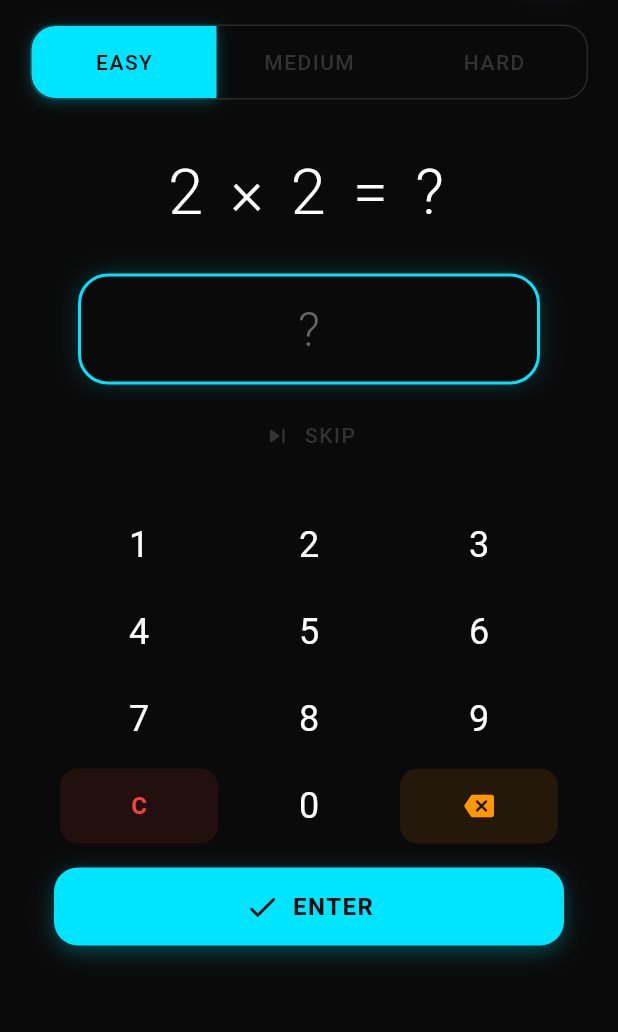
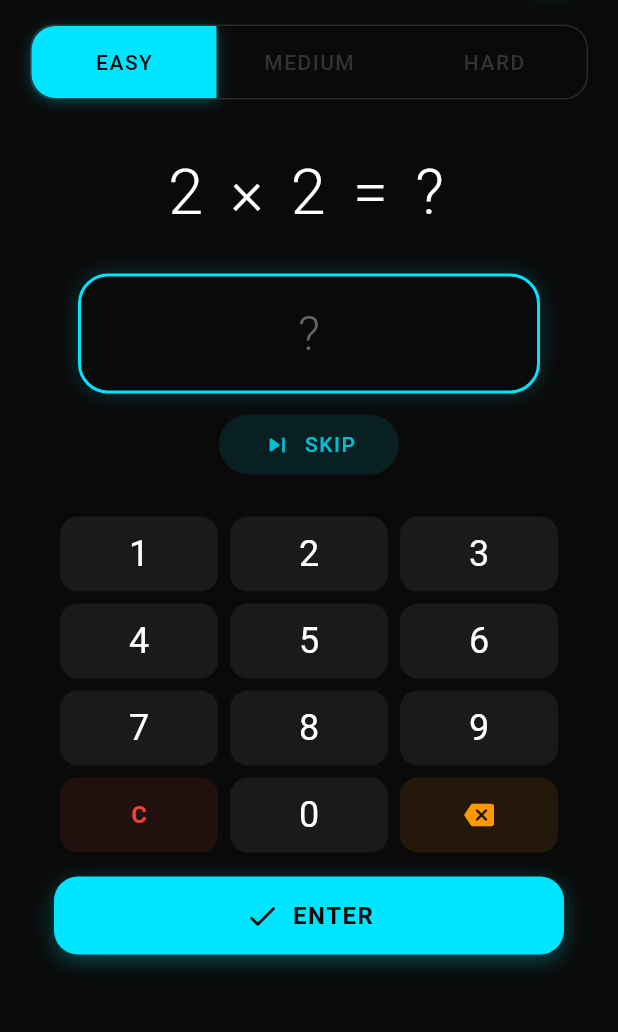
Before and after one commit to fresh-milkshake/bullet-math, a Flutter app: the screen it shows after launch, after a tap on "SKIP", after a tap on "EASY", on a phone screen of 412 x 824 dp, the part 115-1147 px from its top. Run offline on Flutter 3.47's test engine with Material 3 defaults, Android fonts, the light colour scheme and no system bars.

Commit message:
refactor: math screen and number input pad styles
- lowered "advance to next problem" animation duration
- added bg to num pad buttons
- made input field height fixed

```diff
--- a/lib/core/app_constants.dart
+++ b/lib/core/app_constants.dart
@@ -42,7 +42,7 @@ class AppDurations {
   static const Duration fast = Duration(milliseconds: 150);
   static const Duration normal = Duration(milliseconds: 200);
   static const Duration slow = Duration(milliseconds: 300);
-  static const Duration autoAdvance = Duration(milliseconds: 1500);
+  static const Duration autoAdvance = Duration(milliseconds: 800);
 }
 
 class AppTextStyles {
--- a/lib/screens/math_screen.dart
+++ b/lib/screens/math_screen.dart
@@ -218,7 +218,13 @@ class _MathScreenState extends State<MathScreen>
             ),
             child: Column(
               children: [
-                Text(_activeProblem.questionText, style: AppTextStyles.questionText, textAlign: TextAlign.center),
+                Text(
+                  _isShowingResult && !_isAnswerCorrect
+                    ? '${_activeProblem.firstOperand} ${_activeProblem.operation.symbol} ${_activeProblem.secondOperand} = ${_activeProblem.correctAnswer}'
+                    : _activeProblem.questionText,
+                  style: AppTextStyles.questionText,
+                  textAlign: TextAlign.center
+                ),
                 const SizedBox(height: 24),
                 _InteractiveAnswerInput(
                   userAnswer: _userInput,
@@ -226,17 +232,6 @@ class _MathScreenState extends State<MathScreen>
                   isCorrect: _isAnswerCorrect,
                   correctAnswer: _activeProblem.correctAnswer,
                 ),
-                if (_isShowingResult && !_isAnswerCorrect) ...[
-                  const SizedBox(height: AppSizes.paddingMedium),
-                  Text(
-                    '${_activeProblem.correctAnswer}',
-                    style: const TextStyle(
-                      fontSize: 24,
-                      color: AppColors.success,
-                      fontWeight: FontWeight.w500,
-                    ),
-                  ),
-                ],
               ],
             ),
           ),
@@ -248,12 +243,14 @@ class _MathScreenState extends State<MathScreen>
   Widget _buildSkipButton() {
     return SizedBox(
       height: AppSizes.buttonHeight,
-      child: AnimatedOpacity(
-        opacity: _isShowingResult ? 0.5 : 1.0,
-        duration: AppDurations.normal,
-        child: _InteractiveSkipButton(
-          onPressed: _isShowingResult ? null : _skipCurrentProblem,
-          enabled: !_isShowingResult,
+      child: Center(
+        child: SizedBox(
+          width: 120,
+          height: 40,
+          child: _InteractiveSkipButton(
+            onPressed: _isShowingResult ? null : _skipCurrentProblem,
+            enabled: !_isShowingResult,
+          ),
         ),
       ),
     );
@@ -291,9 +288,9 @@ class _InteractiveSkipButtonState extends State<_InteractiveSkipButton> {
       return AppColors.backgroundDark;
     }
     if (_isHovered) {
-      return AppColors.surfaceDark;
+      return AppColors.accent.withOpacity(0.2);
     }
-    return AppColors.backgroundDark;
+    return AppColors.accent.withOpacity(0.1);
   }
 
   Color get _textColor {
@@ -301,9 +298,9 @@ class _InteractiveSkipButtonState extends State<_InteractiveSkipButton> {
       return AppColors.textTertiary;
     }
     if (_isHovered) {
-      return AppColors.textSecondary;
+      return AppColors.accent;
     }
-    return AppColors.textTertiary;
+    return AppColors.accent.withOpacity(0.8);
   }
 
   @override
@@ -313,9 +310,7 @@ class _InteractiveSkipButtonState extends State<_InteractiveSkipButton> {
       onExit: widget.enabled ? (_) => setState(() => _isHovered = false) : null,
       child: GestureDetector(
         onTap: widget.onPressed,
-        child: AnimatedContainer(
-          duration: AppDurations.normal,
-          curve: Curves.easeOut,
+        child: Container(
           width: double.infinity,
           height: AppSizes.buttonHeight,
           decoration: BoxDecoration(
@@ -331,16 +326,14 @@ class _InteractiveSkipButtonState extends State<_InteractiveSkipButton> {
                 color: _textColor,
               ),
               const SizedBox(width: 8),
-              AnimatedDefaultTextStyle(
-                duration: AppDurations.normal,
-                curve: Curves.easeOut,
+              Text(
+                'SKIP',
                 style: TextStyle(
                   fontSize: 14,
                   fontWeight: FontWeight.w500,
                   letterSpacing: 1,
                   color: _textColor,
                 ),
-                child: const Text('SKIP'),
               ),
             ],
           ),
@@ -410,6 +403,7 @@ class _InteractiveAnswerInputState extends State<_InteractiveAnswerInput> {
         duration: AppDurations.normal,
         curve: Curves.easeOut,
         width: double.infinity,
+        height: 80, // Фиксированная высота поля ввода
         padding: const EdgeInsets.symmetric(
           horizontal: AppSizes.paddingXLarge,
           vertical: AppSizes.paddingMedium,
--- a/lib/services/math_service.dart
+++ b/lib/services/math_service.dart
@@ -4,90 +4,90 @@ import '../models/difficulty_level.dart';
 
 /// Service for generating mathematical problems.
 class MathProblemGenerator {
-  static final Random _randomNumberGenerator = Random();
+  static final Random _rng = Random();
 
   /// Generates a new math problem for the given difficulty.
-  static MathProblem generateProblem(DifficultyLevel difficulty) {
-    final operation = _selectRandomOperation();
-
-    switch (operation) {
+  static MathProblem generateProblem(
+    DifficultyLevel difficulty, {
+    MathOperation? operation,
+  }) {
+    final op = operation ?? _randomOperationForDifficulty(difficulty);
+    switch (op) {
       case MathOperation.addition:
-        return _createAdditionProblem(difficulty);
+        return _additionProblem(difficulty);
       case MathOperation.subtraction:
-        return _createSubtractionProblem(difficulty);
+        return _subtractionProblem(difficulty);
       case MathOperation.multiplication:
-        return _createMultiplicationProblem(difficulty);
+        return _multiplicationProblem(difficulty);
       case MathOperation.division:
-        return _createDivisionProblem(difficulty);
+        return _divisionProblem(difficulty);
     }
   }
 
-  /// Randomly selects a math operation.
-  static MathOperation _selectRandomOperation() {
-    final operationIndex =
-        _randomNumberGenerator.nextInt(MathOperation.values.length);
-    return MathOperation.values[operationIndex];
+  /// Randomly selects a math operation, optionally weighted by difficulty.
+  static MathOperation _randomOperationForDifficulty(
+    DifficultyLevel difficulty,
+  ) {
+    // Optionally, weight operations by difficulty for a better experience.
+    // For now, all operations are equally likely.
+    const ops = MathOperation.values;
+    return ops[_rng.nextInt(ops.length)];
   }
 
   /// Creates an addition problem.
-  static MathProblem _createAdditionProblem(DifficultyLevel difficulty) {
-    final maxOperandValue = difficulty.maxNumber;
-    final firstOperand = _randomNumberGenerator.nextInt(maxOperandValue) + 1;
-    final secondOperand = _randomNumberGenerator.nextInt(maxOperandValue) + 1;
-    final result = firstOperand + secondOperand;
-
+  static MathProblem _additionProblem(DifficultyLevel difficulty) {
+    final max = difficulty.maxNumber;
+    final a = _rng.nextInt(max) + 1;
+    final b = _rng.nextInt(max) + 1;
     return MathProblem(
-      firstOperand: firstOperand,
-      secondOperand: secondOperand,
+      firstOperand: a,
+      secondOperand: b,
       operation: MathOperation.addition,
-      correctAnswer: result,
+      correctAnswer: a + b,
       difficulty: difficulty,
     );
   }
 
-  /// Creates a subtraction problem, ensuring the result is always positive.
-  static MathProblem _createSubtractionProblem(DifficultyLevel difficulty) {
-    final maxOperandValue = difficulty.maxNumber;
-    final firstOperand = _randomNumberGenerator.nextInt(maxOperandValue) + 1;
-    final secondOperand = _randomNumberGenerator.nextInt(firstOperand) + 1;
-    final result = firstOperand - secondOperand;
-
+  /// Creates a subtraction problem, ensuring the result is non-negative.
+  static MathProblem _subtractionProblem(DifficultyLevel difficulty) {
+    final max = difficulty.maxNumber;
+    int a = _rng.nextInt(max) + 1;
+    int b = _rng.nextInt(max) + 1;
+    if (b > a) {
+      // Swap to avoid negative results
+      final tmp = a;
+      a = b;
+      b = tmp;
+    }
     return MathProblem(
-      firstOperand: firstOperand,
-      secondOperand: secondOperand,
+      firstOperand: a,
+      secondOperand: b,
       operation: MathOperation.subtraction,
-      correctAnswer: result,
+      correctAnswer: a - b,
       difficulty: difficulty,
     );
   }
 
   /// Creates a multiplication problem.
-  static MathProblem _createMultiplicationProblem(DifficultyLevel difficulty) {
-    final maxOperandValue = _getMultiplicationMaxValue(difficulty);
-
-    final firstOperand = _randomNumberGenerator.nextInt(maxOperandValue) + 1;
-    final secondOperand = _randomNumberGenerator.nextInt(maxOperandValue) + 1;
-    final result = firstOperand * secondOperand;
-
+  static MathProblem _multiplicationProblem(DifficultyLevel difficulty) {
+    final max = _multiplicationMax(difficulty);
+    final a = _rng.nextInt(max) + 1;
+    final b = _rng.nextInt(max) + 1;
     return MathProblem(
-      firstOperand: firstOperand,
-      secondOperand: secondOperand,
+      firstOperand: a,
+      secondOperand: b,
       operation: MathOperation.multiplication,
-      correctAnswer: result,
+      correctAnswer: a * b,
       difficulty: difficulty,
     );
   }
 
   /// Creates a division problem that always results in a whole number.
-  static MathProblem _createDivisionProblem(DifficultyLevel difficulty) {
-    final limits = _getDivisionLimits(difficulty);
-    final maxDivisorValue = limits.maxDivisor;
-    final maxQuotientValue = limits.maxQuotient;
-
-    final divisor = _randomNumberGenerator.nextInt(maxDivisorValue - 1) + 2; // Min divisor is 2
-    final quotient = _randomNumberGenerator.nextInt(maxQuotientValue) + 1;
+  static MathProblem _divisionProblem(DifficultyLevel difficulty) {
+    final limits = _divisionLimits(difficulty);
+    final divisor = _rng.nextInt(limits.maxDivisor - 1) + 2; // Min divisor is 2
+    final quotient = _rng.nextInt(limits.maxQuotient) + 1;
     final dividend = divisor * quotient;
-
     return MathProblem(
       firstOperand: dividend,
       secondOperand: divisor,
@@ -98,7 +98,7 @@ class MathProblemGenerator {
   }
 
   /// Returns the max operand value for multiplication to keep results manageable.
-  static int _getMultiplicationMaxValue(DifficultyLevel difficulty) {
+  static int _multiplicationMax(DifficultyLevel difficulty) {
     switch (difficulty) {
       case DifficultyLevel.easy:
         return 5;
@@ -110,14 +110,14 @@ class MathProblemGenerator {
   }
 
   /// Returns the divisor and quotient limits for division based on difficulty.
-  static _DivisionLimits _getDivisionLimits(DifficultyLevel difficulty) {
+  static _DivisionLimits _divisionLimits(DifficultyLevel difficulty) {
     switch (difficulty) {
       case DifficultyLevel.easy:
-        return _DivisionLimits(maxDivisor: 5, maxQuotient: 5);
+        return const _DivisionLimits(maxDivisor: 5, maxQuotient: 5);
       case DifficultyLevel.medium:
-        return _DivisionLimits(maxDivisor: 8, maxQuotient: 10);
+        return const _DivisionLimits(maxDivisor: 8, maxQuotient: 10);
       case DifficultyLevel.hard:
-        return _DivisionLimits(maxDivisor: 12, maxQuotient: 15);
+        return const _DivisionLimits(maxDivisor: 12, maxQuotient: 15);
     }
   }
 }
@@ -134,6 +134,5 @@ class _DivisionLimits {
 }
 
 // Legacy alias for backward compatibility
-// TODO: Remove this alias in future versions
 @Deprecated('Use MathProblemGenerator instead')
 typedef MathService = MathProblemGenerator;
--- a/lib/widgets/number_input_pad.dart
+++ b/lib/widgets/number_input_pad.dart
@@ -110,9 +110,9 @@ class NumberInputPad extends StatelessWidget {
           height: AppSizes.numpadButtonHeight,
           child: _InteractiveButton(
             onTap: () => onNumberInput(number),
-            backgroundColor: AppColors.backgroundDark,
-            hoverColor: AppColors.surfaceDark,
-            pressedColor: AppColors.surfaceLight,
+            backgroundColor: AppColors.surfaceDark,
+            hoverColor: AppColors.surfaceLight,
+            pressedColor: AppColors.borderGray,
             child: Center(
               child: Text(number, style: AppTextStyles.numpadText),
             ),
@@ -195,14 +195,17 @@ class _InteractiveButtonState extends State<_InteractiveButton> {
     return MouseRegion(
       onEnter: (_) => setState(() => _isHovered = true),
       onExit: (_) => setState(() => _isHovered = false),
-      child: GestureDetector(
+      child: Material(
+        color: Colors.transparent,
+        child: InkWell(
+          onTap: widget.onTap,
           onTapDown: (_) => setState(() => _isPressed = true),
           onTapUp: (_) => setState(() => _isPressed = false),
           onTapCancel: () => setState(() => _isPressed = false),
-        onTap: widget.onTap,
-        child: AnimatedContainer(
-          duration: AppDurations.fast,
-          curve: Curves.easeOut,
+          borderRadius: BorderRadius.circular(AppSizes.borderRadiusSmall),
+          splashColor: AppColors.accent.withOpacity(0.3),
+          highlightColor: AppColors.accent.withOpacity(0.1),
+          child: Container(
             width: double.infinity,
             height: double.infinity,
             decoration: BoxDecoration(
@@ -212,6 +215,7 @@ class _InteractiveButtonState extends State<_InteractiveButton> {
             child: widget.child,
           ),
         ),
+      ),
     );
   }
 }
```
Lines whose indentation alone changed are shown as unchanged.
